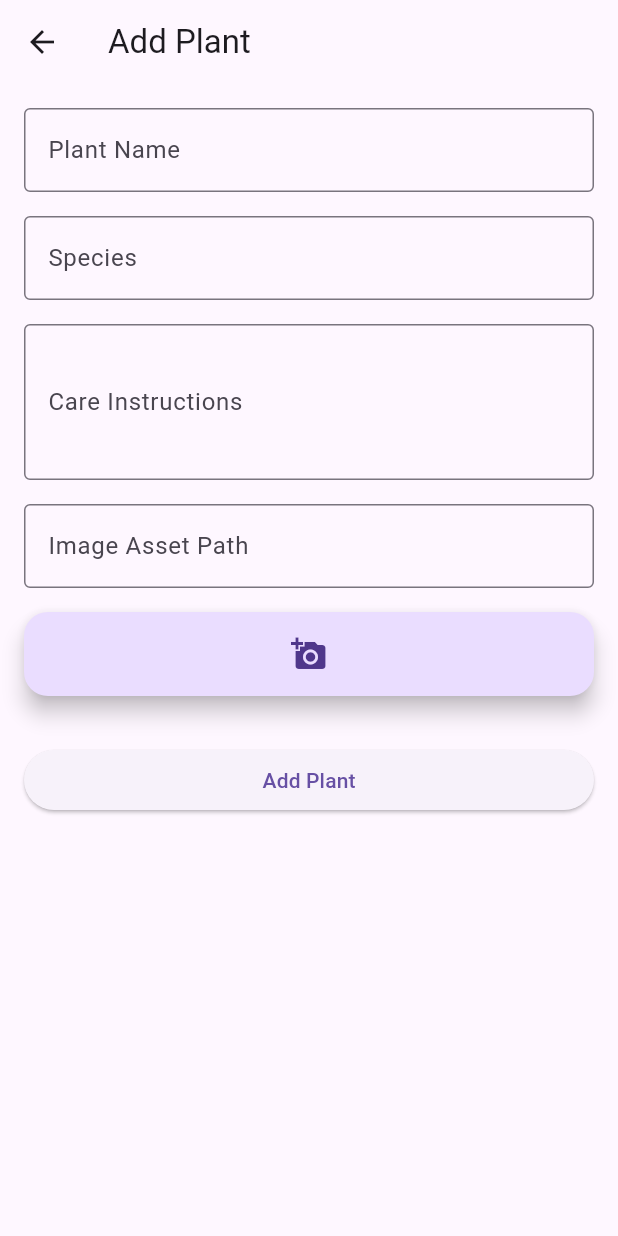
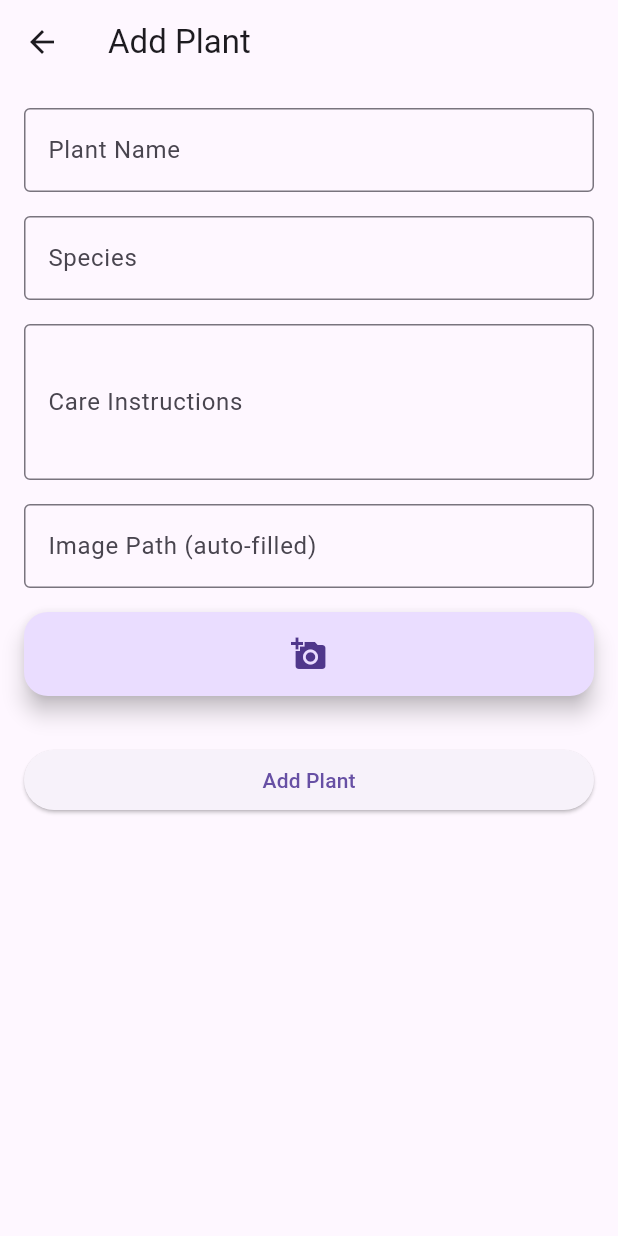
Before and after one commit to AT-Phillips/planty-palace, a Flutter app: the screen it shows after launch, after a tap on the "add" icon, on a phone screen of 412 x 824 dp. Run offline on Flutter 3.47's test engine with Material 3 defaults, Android fonts, the light colour scheme and no system bars; our stand-ins replace image_picker, sqflite, sqflite_common_ffi; accounts and stored records are empty.

Commit message:
Added image widget to screens

```diff
--- a/lib/screens/add_edit_plant_screen.dart
+++ b/lib/screens/add_edit_plant_screen.dart
@@ -75,9 +75,23 @@ class _AddEditPlantScreenState extends State<AddEditPlantScreen> {
   }
 
   void _onImagePicked(File image) {
-    // Update the imagePathController with the picked image file path
     _imagePathController.text = image.path;
-    setState(() {}); // refresh UI to reflect new image path
+    setState(() {});
+  }
+
+  Widget _buildImagePreview() {
+    final imagePath = _imagePathController.text;
+    if (imagePath.isEmpty) return const SizedBox.shrink();
+
+    return Padding(
+      padding: const EdgeInsets.only(top: 12.0),
+      child: Image.file(
+        File(imagePath),
+        height: 160,
+        width: double.infinity,
+        fit: BoxFit.cover,
+      ),
+    );
   }
 
   @override
@@ -123,15 +137,16 @@ class _AddEditPlantScreenState extends State<AddEditPlantScreen> {
               const SizedBox(height: 16),
               TextFormField(
                 controller: _imagePathController,
+                readOnly: true,
                 decoration: const InputDecoration(
-                  labelText: 'Image Asset Path',
+                  labelText: 'Image Path (auto-filled)',
                   border: OutlineInputBorder(),
-                  hintText: 'e.g. assets/images/lavender.png or file path',
+                  hintText: 'Path to the selected image',
                 ),
               ),
               const SizedBox(height: 16),
-              // Our new ImagePickerButton here
               ImagePickerButton(onImagePicked: _onImagePicked),
+              _buildImagePreview(),
               const SizedBox(height: 32),
               ElevatedButton(
                 onPressed: _savePlant,
--- a/lib/screens/my_plants_screen.dart
+++ b/lib/screens/my_plants_screen.dart
@@ -1,10 +1,11 @@
 import 'dart:io';
 
 import 'package:flutter/material.dart';
+
 import '../helpers/database_helper.dart';
 import '../models/plant.dart';
 import '../widgets/image_picker_button.dart';
-import 'add_edit_plant_screen.dart';  // updated import
+import 'add_edit_plant_screen.dart';
 
 class MyPlantsScreen extends StatefulWidget {
   const MyPlantsScreen({super.key});
@@ -67,14 +68,10 @@ class _MyPlantsScreenState extends State<MyPlantsScreen> {
   }
 
   void _handleImagePicked(File image) {
-    // For now, just print the image path, replace with your logic:
+    // For now, just print the image path
     print('Picked image path: ${image.path}');
 
-    // TODO: You could navigate to Identify screen or Add/Edit with this image
-    // Example:
-    // Navigator.push(context, MaterialPageRoute(
-    //   builder: (_) => IdentifyPlantScreen(imageFile: image),
-    // ));
+    // TODO: Optionally navigate to Identify screen or Add/Edit with image
   }
 
   Widget _buildPlantTile(Plant plant) {
@@ -96,7 +93,7 @@ class _MyPlantsScreenState extends State<MyPlantsScreen> {
       leading: leadingWidget,
       title: Text(plant.name),
       subtitle: Text(plant.species),
-      onTap: () => _navigateToEditPlant(plant),  // EDIT plant on tap
+      onTap: () => _navigateToEditPlant(plant),
     );
   }
 
@@ -118,16 +115,19 @@ class _MyPlantsScreenState extends State<MyPlantsScreen> {
             onPressed: _navigateToAddPlant,
             child: const Icon(Icons.add),
           ),
-          const SizedBox(height: 10),
+          const SizedBox(height: 12),
           FloatingActionButton(
             heroTag: 'deleteAll',
             onPressed: _deleteAllPlants,
             backgroundColor: Colors.red,
             child: const Icon(Icons.delete_forever),
           ),
-          const SizedBox(height: 10),
-          // Replaced identify FAB with the new ImagePickerButton
-          ImagePickerButton(onImagePicked: _handleImagePicked),
+          const SizedBox(height: 12),
+          SizedBox(
+            width: 56,
+            height: 56,
+            child: ImagePickerButton(onImagePicked: _handleImagePicked),
+          ),
         ],
       ),
     );
```
Also changed, not shown: lib/screens/identify_plant_screen.dart (+11 -11 lines), pubspec.lock, 1 other file.
